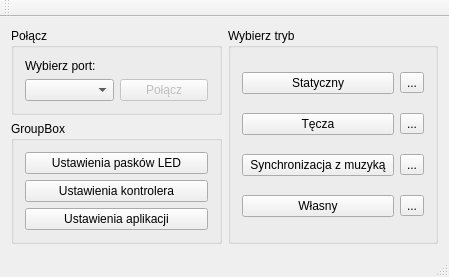
The window that mainwindow.ui (Dropsoon/ArduinoDeskControlV2) describes before a commit, drawn with Qt 5.
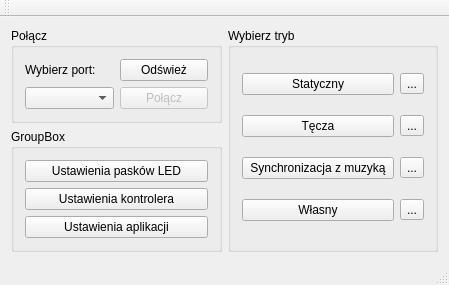
The same window after the commit.

Patch:
```diff
--- a/mainwindow.ui
+++ b/mainwindow.ui
@@ -41,6 +41,13 @@
          </property>
         </widget>
        </item>
+       <item row="0" column="1">
+        <widget class="QPushButton" name="bRefresh">
+         <property name="text">
+          <string>Odśwież</string>
+         </property>
+        </widget>
+       </item>
       </layout>
      </widget>
     </item>
```
